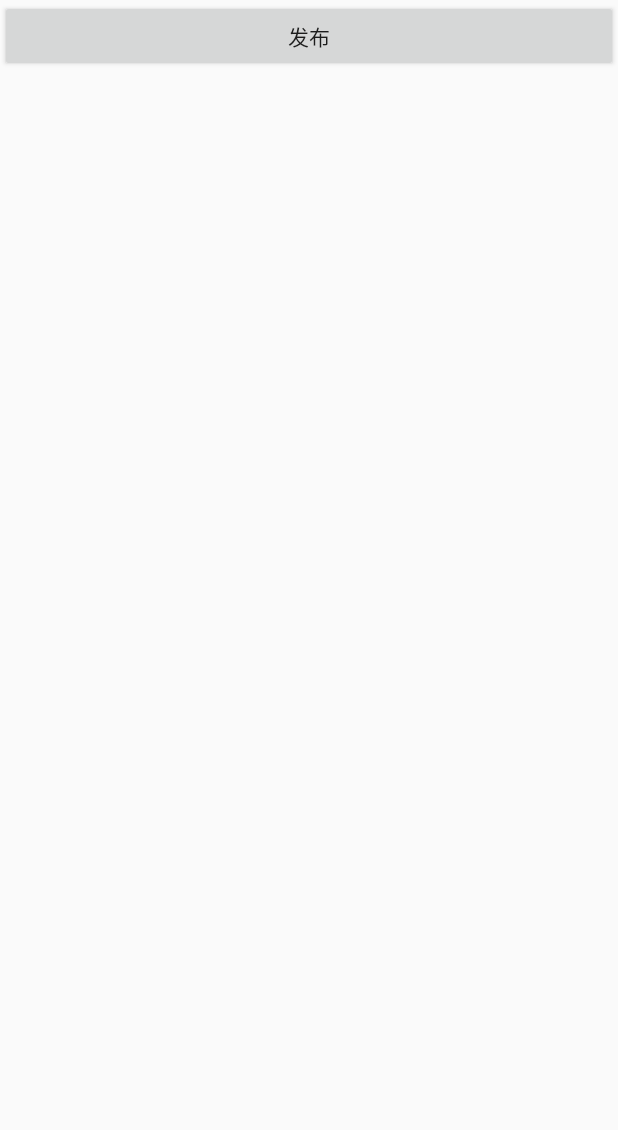
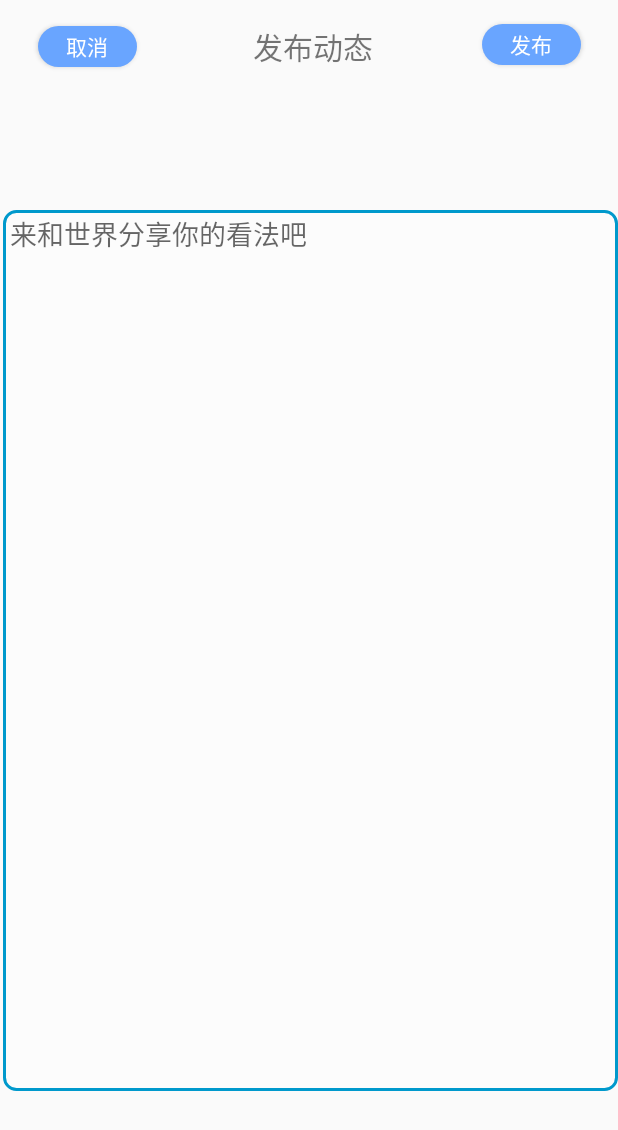
Before and after one commit to Xf-asuka-miona-yoda/NogiMusic, an Android app: the CommitDynamic screen opened directly, with no data from a screen before it, on a phone screen of 412 x 824 dp. Shown: the top 1130 px of the screen. Run offline under Robolectric (Android 15) with nearby library versions, the light colour scheme and no system bars.

Commit message:
30th commit

```diff
--- a/app/src/main/java/com/example/nogimusic/Social_contact.java
+++ b/app/src/main/java/com/example/nogimusic/Social_contact.java
@@ -174,6 +174,10 @@ public class Social_contact extends Fragment {
         public void onReceive(Context context, Intent intent) { //接收到本地广播之后的业务逻辑
             String code = intent.getStringExtra("code");
             Log.d("success", code);
+            if (code.equals("200")){
+                dynamicList.clear();
+                getdynamic();
+            }
         }
     }
 
--- a/app/src/main/res/layout/activity_commit_dynamic.xml
+++ b/app/src/main/res/layout/activity_commit_dynamic.xml
@@ -8,8 +8,57 @@
 
     <Button
         android:id="@+id/fabu"
+        android:layout_width="66dp"
+        android:layout_height="27dp"
+        android:layout_marginTop="16dp"
+        android:layout_marginEnd="15dp"
+        android:layout_marginBottom="40dp"
+        android:background="@drawable/bt_shape"
         android:text="发布"
-        android:layout_width="match_parent"
-        android:layout_height="wrap_content"/>
+        android:textColor="#FFFFFF"
+
+        app:layout_constraintEnd_toEndOf="parent"
+        app:layout_constraintStart_toEndOf="@+id/commit_cancel"
+        app:layout_constraintTop_toTopOf="parent" />
+
+    <Button
+        android:id="@+id/commit_cancel"
+        android:layout_width="66dp"
+        android:layout_height="27dp"
+        android:layout_marginStart="16dp"
+        android:layout_marginEnd="221dp"
+        android:background="@drawable/bt_shape"
+        android:text="取消"
+        android:textColor="#ffffff"
+        app:layout_constraintBottom_toBottomOf="@+id/textView"
+        app:layout_constraintEnd_toStartOf="@+id/fabu"
+        app:layout_constraintStart_toStartOf="parent"
+        app:layout_constraintTop_toTopOf="@+id/textView" />
+
+    <EditText
+        android:id="@+id/my_dy_content"
+        android:layout_width="410dp"
+        android:layout_height="587dp"
+        android:background="@drawable/edittext_background"
+        android:gravity="top"
+        android:hint="来和世界分享你的看法吧"
+        app:layout_constraintBottom_toBottomOf="parent"
+        app:layout_constraintEnd_toEndOf="parent"
+        app:layout_constraintHorizontal_bias="1.0"
+        app:layout_constraintStart_toStartOf="parent"
+        app:layout_constraintTop_toBottomOf="@+id/fabu" />
+
+    <TextView
+        android:id="@+id/textView"
+        android:layout_width="wrap_content"
+        android:layout_height="wrap_content"
+        android:layout_marginStart="165dp"
+        android:layout_marginTop="16dp"
+        android:layout_marginEnd="69dp"
+        android:text="发布动态"
+        android:textSize="20sp"
+        app:layout_constraintEnd_toStartOf="@+id/fabu"
+        app:layout_constraintStart_toStartOf="parent"
+        app:layout_constraintTop_toTopOf="parent" />
 
 </android.support.constraint.ConstraintLayout>
--- a/app/src/main/res/layout/socia_contact.xml
+++ b/app/src/main/res/layout/socia_contact.xml
@@ -24,7 +24,7 @@
             android:layout_marginLeft="250dp"
             android:background="@drawable/bt_shape"
             android:text="发布动态"
-            android:textColor="#FFFFFFFF"/>
+            android:textColor="#FFFFFFFF" />
 
     </LinearLayout>
 
```
Also changed, not shown: app/src/main/java/com/example/nogimusic/Comment.java (+7 -1 lines), app/src/main/java/com/example/nogimusic/CommentsActivity.java (+28 -4 lines), app/src/main/java/com/example/nogimusic/CommentsAdapter.java (+28 -1 lines), app/src/main/java/com/example/nogimusic/CommitDynamic.java (+105 -5 lines), app/src/main/res/layout/activity_comments.xml (+10 -4 lines).
